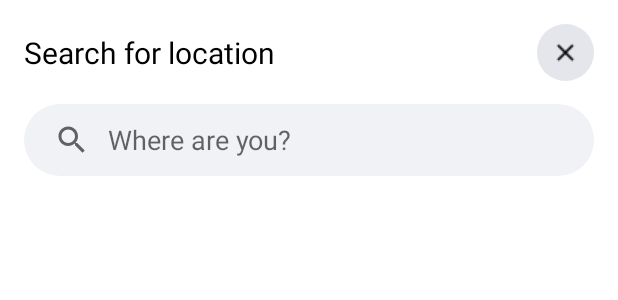
After one commit to kosn1/Project_Gallery, an Android app: the layout location_dialog.xml on its own in the app's theme, with its tools: preview values and no code run, on a phone screen of 412 x 824 dp. The commit adds this screen. Shown: the top 300 px of the screen. Run offline under Robolectric (Android 15) with nearby library versions, the phone set to English and light mode, and no system bars.

Commit message:
-Users can add location to photos/videos -location suggestions(autocomplete) are being displayed as the user types in a searchbox

```diff
--- a/app/build.gradle
+++ b/app/build.gradle
@@ -31,6 +31,7 @@ dependencies {
     implementation 'com.github.bumptech.glide:glide:4.11.0'
     implementation "androidx.cardview:cardview:1.0.0"
     implementation 'com.google.android.material:material:1.2.1'
+    implementation 'com.google.android.libraries.places:places:2.2.0'
 
     testImplementation 'junit:junit:4.12'
     androidTestImplementation 'androidx.test.ext:junit:1.1.1'
--- a/app/src/main/AndroidManifest.xml
+++ b/app/src/main/AndroidManifest.xml
@@ -3,7 +3,7 @@
     package="gr.uth.displayphotosv2">
 
     <uses-permission android:name="android.permission.READ_EXTERNAL_STORAGE" />
-
+    <uses-permission android:name="android.permission.INTERNET"/>
     <application
         android:allowBackup="true"
         android:icon="@mipmap/ic_launcher"
--- a/app/src/main/java/gr/uth/displayphotosv2/Adapters/FullSizeAdapter.java
+++ b/app/src/main/java/gr/uth/displayphotosv2/Adapters/FullSizeAdapter.java
@@ -23,6 +23,7 @@ import java.util.ArrayList;
 
 import gr.uth.displayphotosv2.DatabaseHelper;
 import gr.uth.displayphotosv2.Dialogs.DateDialog;
+import gr.uth.displayphotosv2.Dialogs.LocationDialog;
 import gr.uth.displayphotosv2.R;
 import gr.uth.displayphotosv2.Dialogs.TagDialog;
 
@@ -136,7 +137,9 @@ public class FullSizeAdapter extends PagerAdapter {
 
                     case R.id.location:
 
-                        System.out.println("Location");
+                        LocationDialog locationDialog = new LocationDialog(context,inflater);
+                        locationDialog.displayLocationDialog(filePath);
+
                         break;
                 }
                 return true;
--- /dev/null
+++ b/app/src/main/res/drawable/close_btn_background.xml
@@ -0,0 +1,5 @@
+<?xml version="1.0" encoding="utf-8"?>
+<shape xmlns:android="http://schemas.android.com/apk/res/android">
+    <solid android:color="#E4E6EB" />
+    <corners android:radius="20dp" />
+</shape>
--- /dev/null
+++ b/app/src/main/res/drawable/searchview_background.xml
@@ -0,0 +1,5 @@
+<?xml version="1.0" encoding="utf-8"?>
+<shape xmlns:android="http://schemas.android.com/apk/res/android">
+    <solid android:color="#F0F2F5" />
+    <corners android:radius="40dp" />
+</shape>
--- /dev/null
+++ b/app/src/main/res/layout/location_dialog.xml
@@ -0,0 +1,70 @@
+<?xml version="1.0" encoding="utf-8"?>
+<ScrollView xmlns:android="http://schemas.android.com/apk/res/android"
+    xmlns:app="http://schemas.android.com/apk/res-auto"
+    android:layout_width="match_parent"
+    android:layout_height="match_parent">
+
+    <LinearLayout
+        android:orientation="vertical"
+        android:layout_width="match_parent"
+        android:layout_height="wrap_content"
+        android:padding="16dp">
+
+        <androidx.constraintlayout.widget.ConstraintLayout
+            android:layout_width="match_parent"
+            android:layout_height="wrap_content"
+            android:layout_marginBottom="15dp">
+
+            <TextView
+                android:layout_width="wrap_content"
+                android:layout_height="wrap_content"
+                android:text="@string/location_dialog_title"
+                android:textColor="@android:color/black"
+                android:textSize="20sp"
+                app:layout_constraintBottom_toBottomOf="parent"
+                app:layout_constraintStart_toStartOf="parent"
+                app:layout_constraintTop_toTopOf="parent" />
+
+            <ImageButton
+                android:layout_width="wrap_content"
+                android:layout_height="wrap_content"
+                android:src="@drawable/baseline_close_black_18dp"
+                android:id="@+id/close_location_dialog"
+                android:contentDescription="@string/close_button"
+                android:background="@drawable/close_btn_background"
+                android:padding="10dp"
+                app:layout_constraintBottom_toBottomOf="parent"
+                app:layout_constraintEnd_toEndOf="parent"
+                app:layout_constraintTop_toTopOf="parent" />
+
+        </androidx.constraintlayout.widget.ConstraintLayout>
+
+            <androidx.appcompat.widget.SearchView
+                android:layout_width="match_parent"
+                android:layout_height="wrap_content"
+                android:id="@+id/searchview"
+                app:iconifiedByDefault="false"
+                android:inputType="textAutoComplete"
+                app:queryHint="@string/location_queryHint"
+                android:layout_gravity="center"
+                android:background="@drawable/searchview_background"
+                android:layout_marginBottom="20dp"
+                app:queryBackground="@android:color/transparent" />
+
+        <!--<AutoCompleteTextView
+            android:layout_marginTop="20dp"
+            android:layout_width="match_parent"
+            android:layout_height="47dp"
+            android:id="@+id/autocomplete"
+            android:hint="@string/location_queryHint"
+            android:layout_gravity="center"
+            android:drawableStart="@drawable/baseline_search_24"
+            android:drawablePadding="13dp"
+            android:paddingStart="20dp"
+            android:background="@drawable/searchview_background"/>-->
+
+    </LinearLayout>
+
+
+
+</ScrollView>
--- a/app/src/main/res/values/strings.xml
+++ b/app/src/main/res/values/strings.xml
@@ -13,4 +13,7 @@
     <string name="tag_groups">Tag Groups</string>
     <string name="current_tags">Current Tags</string>
     <string name="no_current_tags">There are no tags for this file.</string>
+    <string name="location_queryHint">Where are you?</string>
+    <string name="location_dialog_title">Search for location</string>
+    <string name="close_button">close button</string>
 </resources>
```
Also changed, not shown: app/src/main/java/gr/uth/displayphotosv2/Adapters/PlaceAutoSuggestAdapter.java (added, +71 -0 lines), app/src/main/java/gr/uth/displayphotosv2/DatabaseHelper.java (+11 -0 lines), app/src/main/java/gr/uth/displayphotosv2/Dialogs/LocationDialog.java (added, +163 -0 lines), app/src/main/java/gr/uth/displayphotosv2/PlaceApi.java (added, +73 -0 lines), app/src/main/res/drawable/baseline_close_black_18dp.png (added).
